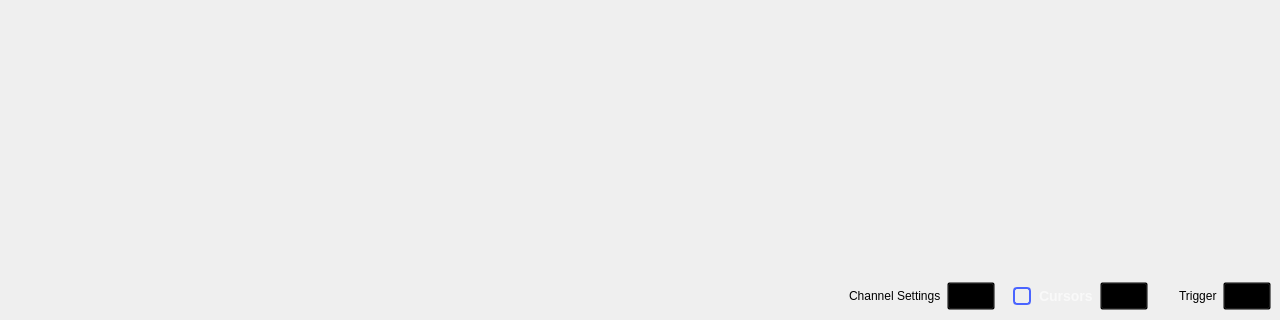
Old version of the form ui/pattern_generator.ui in the repository analogdevicesinc/scopy; both pictures show x 0 to 1280 and y 334 to 654 of the 1280 by 654 pixel window.
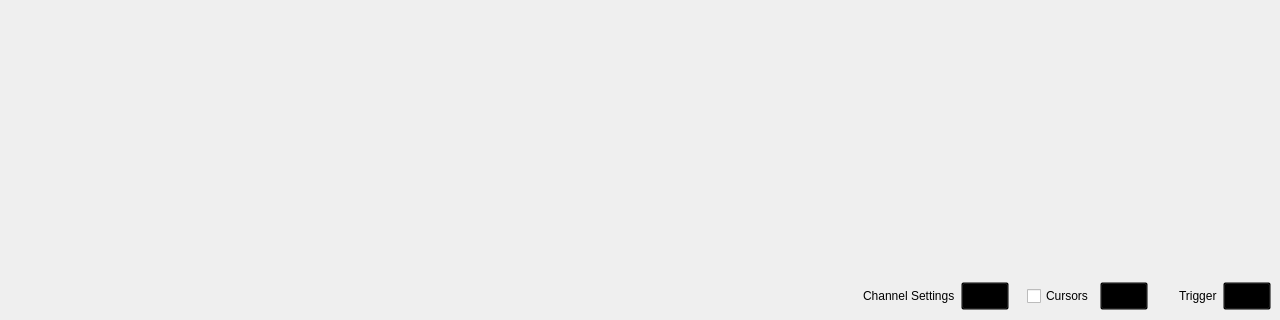
New version of the form. Icons and pictures are not drawn. Custom widgets are drawn as their Qt base class.

```diff
--- a/ui/pattern_generator.ui
+++ b/ui/pattern_generator.ui
@@ -1606,25 +1606,7 @@
            </size>
           </property>
           <property name="styleSheet">
-           <string notr="true">QCheckBox {
-  spacing: 8px;
-  background-color: transparent;
-  font-size: 14px;
-  font-weight: bold;
-
-color: rgba(255, 255, 255, 153);
-}
-
-QCheckBox::indicator {
-width: 14px;
-  height: 14px;
-  border: 2px solid rgb(74,100,255);
-  border-radius: 4px;
-}
-QCheckBox::indicator:unchecked { background-color: transparent; }
-QCheckBox::indicator:checked { background-color: rgb(74,100,255); }
-
-QPushButton {
+           <string notr="true">QPushButton {
 width: 40px;
   height: 20px;
   background-color: transparent;
```
